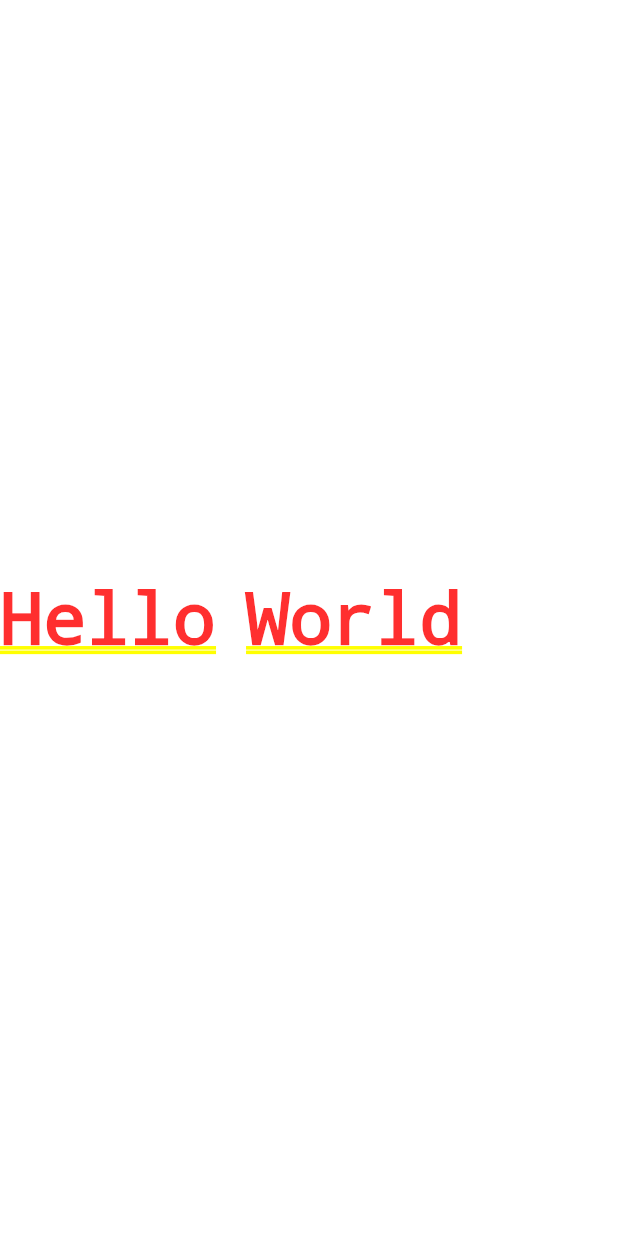
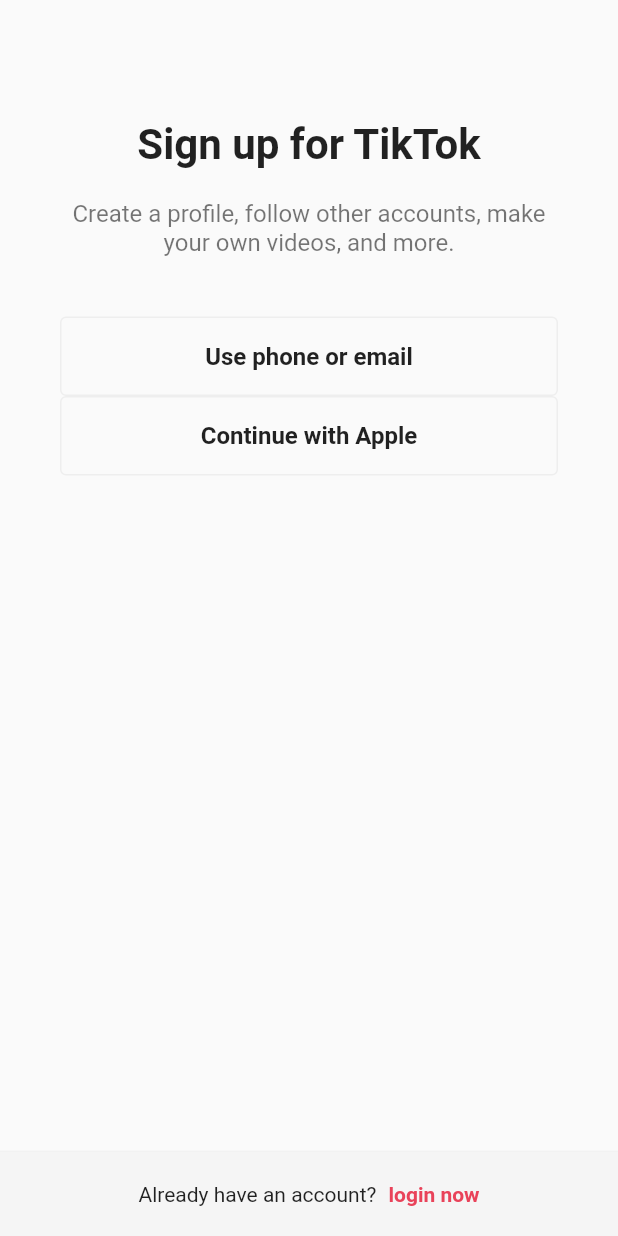
Before and after one commit to ChanGeunPark/Study_flutter_basics, a Flutter app: the screen it shows after launch, on a phone screen of 412 x 824 dp. Run offline on Flutter 3.47's test engine with Material 2 defaults, Android fonts, the phone set to English and light mode, and no system bars.

Commit message:
U::create login page and button widgets

```diff
--- /dev/null
+++ b/lib/features/authentication/sign_up_screen.dart
@@ -0,0 +1,78 @@
+import 'package:flutter/material.dart';
+import 'package:tiktok_clone/constants/gaps.dart';
+import 'package:tiktok_clone/constants/sizes.dart';
+import 'package:tiktok_clone/features/authentication/login.dart';
+import 'package:tiktok_clone/features/authentication/widgets/auth_button.dart';
+
+class SignUpScreen extends StatelessWidget {
+  const SignUpScreen({super.key});
+
+  void onLoginTap(BuildContext context) {
+    Navigator.of(context).push(
+      MaterialPageRoute(
+        builder: (context) => const LoginScreen(),
+      ),
+    );
+  }
+
+  @override
+  Widget build(BuildContext context) {
+    return Scaffold(
+      body: SafeArea(
+        child: Padding(
+          padding: const EdgeInsets.symmetric(horizontal: Sizes.size40),
+          child: Column(
+            children: const [
+              Gaps.v80,
+              Text(
+                "Sign up for TikTok",
+                style: TextStyle(
+                  fontSize: Sizes.size28,
+                  fontWeight: FontWeight.w700,
+                ),
+              ),
+              Gaps.v20,
+              Text(
+                "Create a profile, follow other accounts, make your own videos, and more.",
+                style: TextStyle(
+                  fontSize: Sizes.size16,
+                  fontWeight: FontWeight.w400,
+                  color: Colors.black54,
+                ),
+                textAlign: TextAlign.center,
+              ),
+              Gaps.v40,
+              AuthButton(text: "Use phone or email"),
+              AuthButton(text: "Continue with Apple"),
+            ],
+          ),
+        ),
+      ),
+      bottomNavigationBar: BottomAppBar(
+        color: Colors.grey[100],
+        elevation: 2, // border 1 = 0
+        child: Padding(
+          padding: const EdgeInsets.symmetric(
+              vertical: Sizes.size20), // padding y-20
+          child: Row(
+            mainAxisAlignment: MainAxisAlignment.center, // justify center
+            children: [
+              const Text("Already have an account?"),
+              Gaps.h8,
+              GestureDetector(
+                onTap: () => onLoginTap(context),
+                child: Text(
+                  "login now",
+                  style: TextStyle(
+                    color: Theme.of(context).primaryColor,
+                    fontWeight: FontWeight.w700,
+                  ),
+                ),
+              ),
+            ],
+          ),
+        ),
+      ),
+    );
+  }
+}
--- /dev/null
+++ b/lib/features/authentication/widgets/auth_button.dart
@@ -0,0 +1,36 @@
+import 'package:flutter/material.dart';
+import 'package:tiktok_clone/constants/sizes.dart';
+
+class AuthButton extends StatelessWidget {
+  final String text;
+
+  const AuthButton({super.key, required this.text});
+
+  @override
+  Widget build(BuildContext context) {
+    return FractionallySizedBox(
+      // 부모의 크기를 기준으로 자식의 크기를 정한다.
+      widthFactor: 1, // %로 정한다.
+
+      child: Container(
+        padding:
+            const EdgeInsets.symmetric(vertical: Sizes.size16), // padding y-16
+        decoration: BoxDecoration(
+          borderRadius: BorderRadius.circular(Sizes.size4),
+          border: Border.all(
+            color: Colors.grey[200]!,
+            width: Sizes.size1,
+          ),
+        ),
+        child: Text(
+          text,
+          textAlign: TextAlign.center,
+          style: const TextStyle(
+            fontSize: Sizes.size16,
+            fontWeight: FontWeight.w700,
+          ),
+        ),
+      ),
+    );
+  }
+}
--- a/lib/main.dart
+++ b/lib/main.dart
@@ -1,5 +1,5 @@
 import 'package:flutter/material.dart';
-import 'package:tiktok_clone/constants/gaps.dart';
+import 'package:tiktok_clone/features/authentication/sign_up_screen.dart';
 
 void main() {
   runApp(const TikTokApp());
@@ -12,16 +12,8 @@ class TikTokApp extends StatelessWidget {
   Widget build(BuildContext context) {
     return MaterialApp(
       title: 'TicTok Clone',
-      theme: ThemeData(primaryColor: Color(0xFFE9435A)),
-      home: Container(
-        child: Row(
-          children: [
-            Text("Hello"),
-            Gaps.h20,
-            Text("World"),
-          ],
-        ),
-      ),
+      theme: ThemeData(primaryColor: const Color(0xFFE9435A)),
+      home: const SignUpScreen(),
     );
   }
 }
--- a/pubspec.yaml
+++ b/pubspec.yaml
@@ -36,6 +36,7 @@ dependencies:
   # The following adds the Cupertino Icons font to your application.
   # Use with the CupertinoIcons class for iOS style icons.
   cupertino_icons: ^1.0.2
+  font_awesome_flutter: ^10.4.0
 
 dev_dependencies:
   flutter_test:
```
Also changed, not shown: lib/features/authentication/login.dart (added, +69 -0 lines), pubspec.lock.
